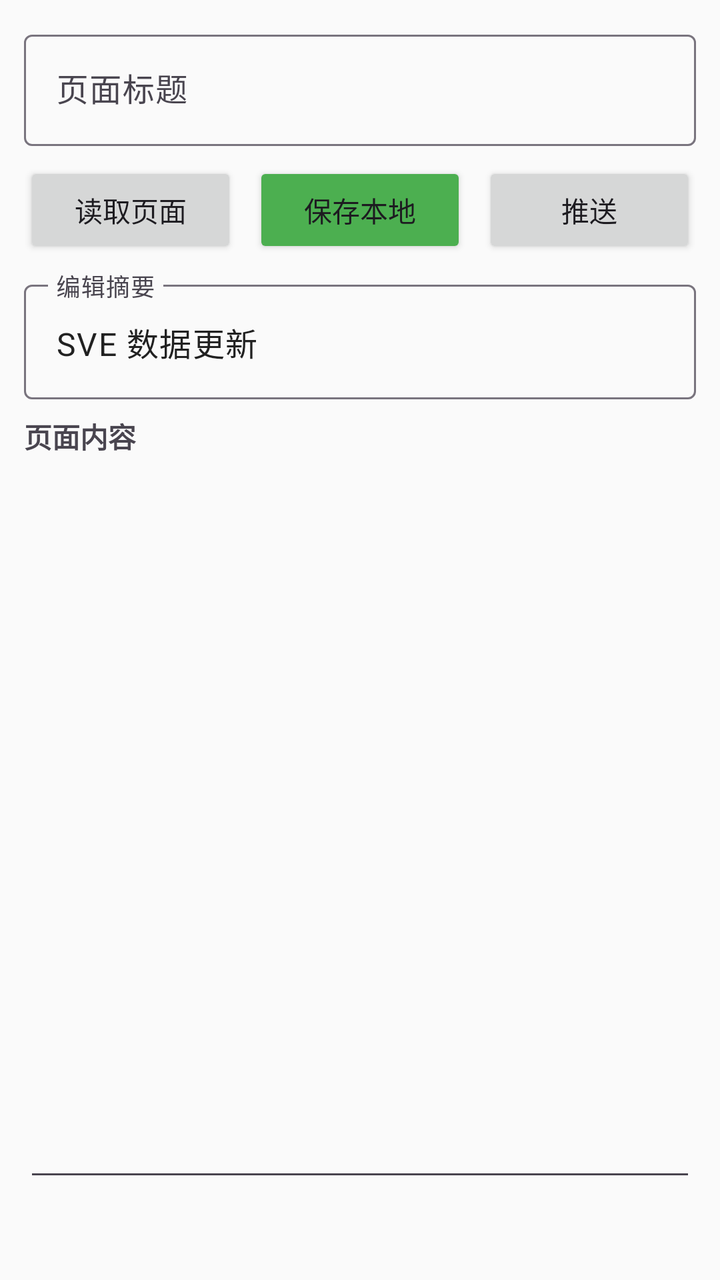
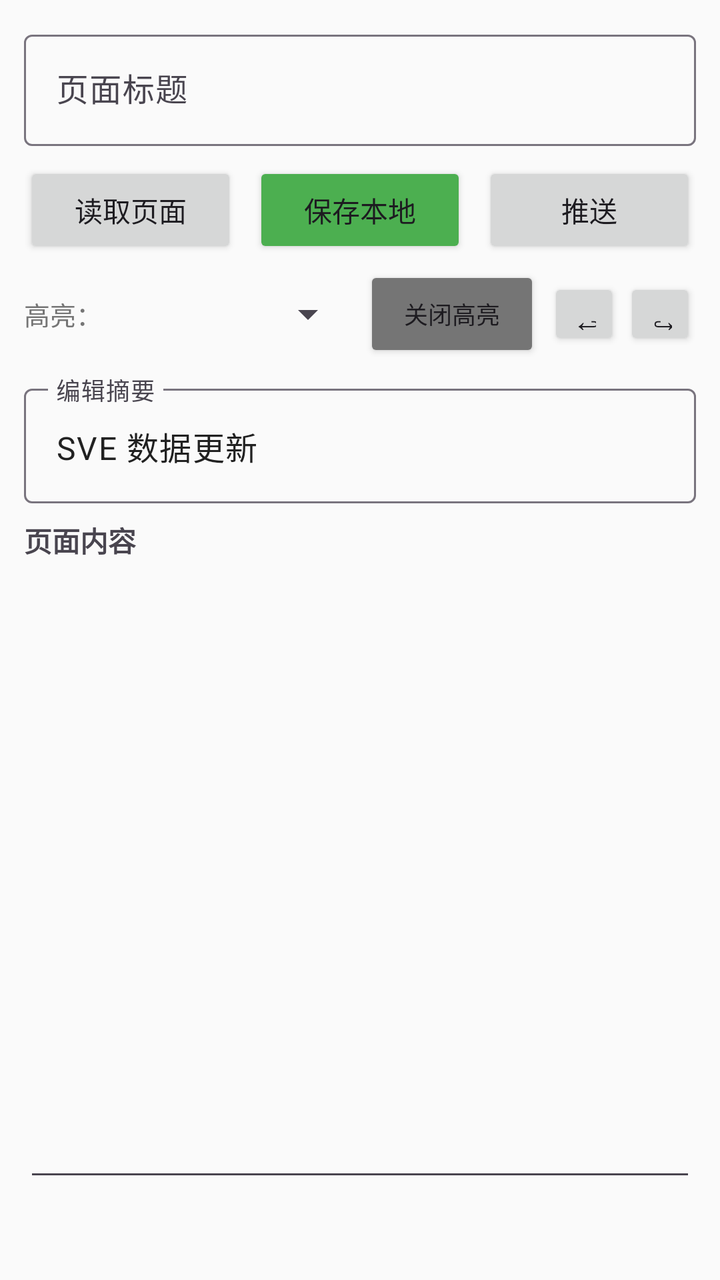

Screens rendered from an Android XML layout before and after an edit, with the pre-edit source and the edit as a unified diff.
<!-- AndroidManifest.xml: application theme Theme.SveWikiEditor -->
<!-- res/layout/fragment_editor.xml -->
<?xml version="1.0" encoding="utf-8"?>
<LinearLayout xmlns:android="http://schemas.android.com/apk/res/android"
    xmlns:app="http://schemas.android.com/apk/res-auto"
    android:layout_width="match_parent"
    android:layout_height="match_parent"
    android:orientation="vertical"
    android:padding="12dp">

    
    <com.google.android.material.textfield.TextInputLayout
        android:layout_width="match_parent"
        android:layout_height="wrap_content"
        android:hint="@string/page_title"
        style="@style/Widget.Material3.TextInputLayout.OutlinedBox">
        <com.google.android.material.textfield.TextInputEditText
            android:id="@+id/et_page_title"
            android:layout_width="match_parent"
            android:layout_height="wrap_content"
            android:imeOptions="actionNext" />
    </com.google.android.material.textfield.TextInputLayout>

    
    <LinearLayout
        android:layout_width="match_parent"
        android:layout_height="wrap_content"
        android:orientation="horizontal"
        android:layout_marginTop="8dp">

        <Button
            android:id="@+id/btn_read"
            android:layout_width="0dp"
            android:layout_height="wrap_content"
            android:layout_weight="1"
            android:text="读取页面"
            android:layout_marginEnd="4dp" />

        <Button
            android:id="@+id/btn_save_local"
            android:layout_width="0dp"
            android:layout_height="wrap_content"
            android:layout_weight="1"
            android:text="保存本地"
            android:layout_marginHorizontal="4dp"
            android:backgroundTint="@color/accent_green" />

        <Button
            android:id="@+id/btn_push"
            android:layout_width="0dp"
            android:layout_height="wrap_content"
            android:layout_weight="1"
            android:text="@string/push"
            android:layout_marginStart="4dp" />
    </LinearLayout>

    
    <com.google.android.material.textfield.TextInputLayout
        android:layout_width="match_parent"
        android:layout_height="wrap_content"
        android:layout_marginTop="8dp"
        android:hint="@string/summary"
        style="@style/Widget.Material3.TextInputLayout.OutlinedBox">
        <com.google.android.material.textfield.TextInputEditText
            android:id="@+id/et_summary"
            android:layout_width="match_parent"
            android:layout_height="wrap_content"
            android:text="SVE 数据更新" />
    </com.google.android.material.textfield.TextInputLayout>

    
    <TextView
        android:id="@+id/tv_server_warning"
        android:layout_width="match_parent"
        android:layout_height="wrap_content"
        android:padding="6dp"
        android:textSize="12sp"
        android:textColor="@color/accent_orange"
        android:visibility="gone" />

    
    <TextView
        android:layout_width="match_parent"
        android:layout_height="wrap_content"
        android:layout_marginTop="8dp"
        android:text="@string/page_content"
        android:textStyle="bold" />

    <EditText
        android:id="@+id/et_content"
        android:layout_width="match_parent"
        android:layout_height="0dp"
        android:layout_weight="1"
        android:gravity="start"
        android:fontFamily="monospace"
        android:textSize="12sp"
        android:inputType="textMultiLine|textNoSuggestions"
        android:scrollbars="vertical" />

    
    <ProgressBar
        android:id="@+id/progress_bar"
        style="?android:attr/progressBarStyleHorizontal"
        android:layout_width="match_parent"
        android:layout_height="4dp"
        android:visibility="gone" />

    <TextView
        android:id="@+id/tv_status"
        android:layout_width="match_parent"
        android:layout_height="wrap_content"
        android:padding="8dp"
        android:textSize="12sp"
        android:textColor="@color/text_secondary" />

</LinearLayout>
<!-- resources referenced by this layout -->
<resources>
  <color name="accent_green">#4CAF50</color>
  <color name="accent_orange">#FF9800</color>
  <color name="text_secondary">#757575</color>
  <string name="page_content">页面内容</string>
  <string name="page_title">页面标题</string>
  <string name="push">推送</string>
  <string name="summary">编辑摘要</string>
  <style name="Theme.SveWikiEditor" parent="Theme.Material3.DayNight.NoActionBar">
          <item name="colorPrimary">@color/primary</item>
          <item name="colorPrimaryVariant">@color/primary_variant</item>
          <item name="colorOnPrimary">@color/on_primary</item>
          <item name="colorSecondary">@color/secondary</item>
          <item name="colorSecondaryVariant">@color/secondary_variant</item>
          <item name="colorOnSecondary">@color/on_secondary</item>
          <item name="android:colorBackground">@color/background</item>
          <item name="colorOnBackground">@color/on_background</item>
          <item name="colorSurface">@color/surface</item>
          <item name="colorOnSurface">@color/on_surface</item>
      </style>
  <color name="primary">#2E7D32</color>
  <color name="primary_variant">#1B5E20</color>
  <color name="on_primary">#FFFFFF</color>
  <color name="secondary">#558B2F</color>
  <color name="secondary_variant">#33691E</color>
  <color name="on_secondary">#FFFFFF</color>
  <color name="background">#FAFAFA</color>
  <color name="on_background">#212121</color>
  <color name="surface">#FFFFFF</color>
  <color name="on_surface">#212121</color>
</resources>

<!-- the commit's change to res/layout/fragment_editor.xml (unified diff, before → after) -->
@@ -50,6 +50,56 @@
             android:layout_weight="1"
             android:text="@string/push"
             android:layout_marginStart="4dp" />
+    </LinearLayout>
+
+    
+    <LinearLayout
+        android:layout_width="match_parent"
+        android:layout_height="wrap_content"
+        android:orientation="horizontal"
+        android:layout_marginTop="4dp"
+        android:gravity="center_vertical">
+
+        <TextView
+            android:layout_width="wrap_content"
+            android:layout_height="wrap_content"
+            android:text="高亮："
+            android:textSize="13sp"
+            android:textColor="@color/text_secondary" />
+
+        <Spinner
+            android:id="@+id/spinner_syntax_mode"
+            android:layout_width="0dp"
+            android:layout_height="wrap_content"
+            android:layout_weight="1"
+            android:layout_marginEnd="4dp" />
+
+        <Button
+            android:id="@+id/btn_toggle_highlight"
+            android:layout_width="wrap_content"
+            android:layout_height="wrap_content"
+            android:text="关闭高亮"
+            android:textSize="12sp"
+            android:paddingHorizontal="12dp"
+            android:backgroundTint="@color/text_secondary" />
+
+        <Button
+            android:id="@+id/btn_undo"
+            android:layout_width="36dp"
+            android:layout_height="36dp"
+            android:text="↩"
+            android:textSize="16sp"
+            android:gravity="center"
+            android:layout_marginStart="4dp" />
+
+        <Button
+            android:id="@+id/btn_redo"
+            android:layout_width="36dp"
+            android:layout_height="36dp"
+            android:text="↪"
+            android:textSize="16sp"
+            android:gravity="center"
+            android:layout_marginStart="2dp" />
     </LinearLayout>
 
     
